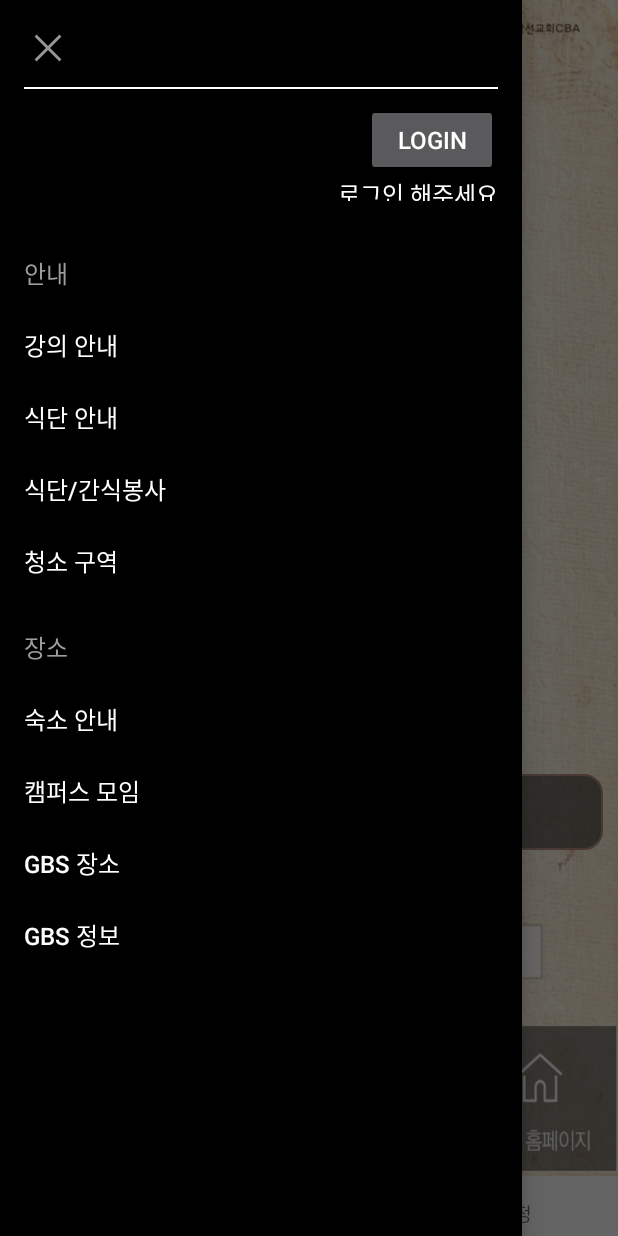
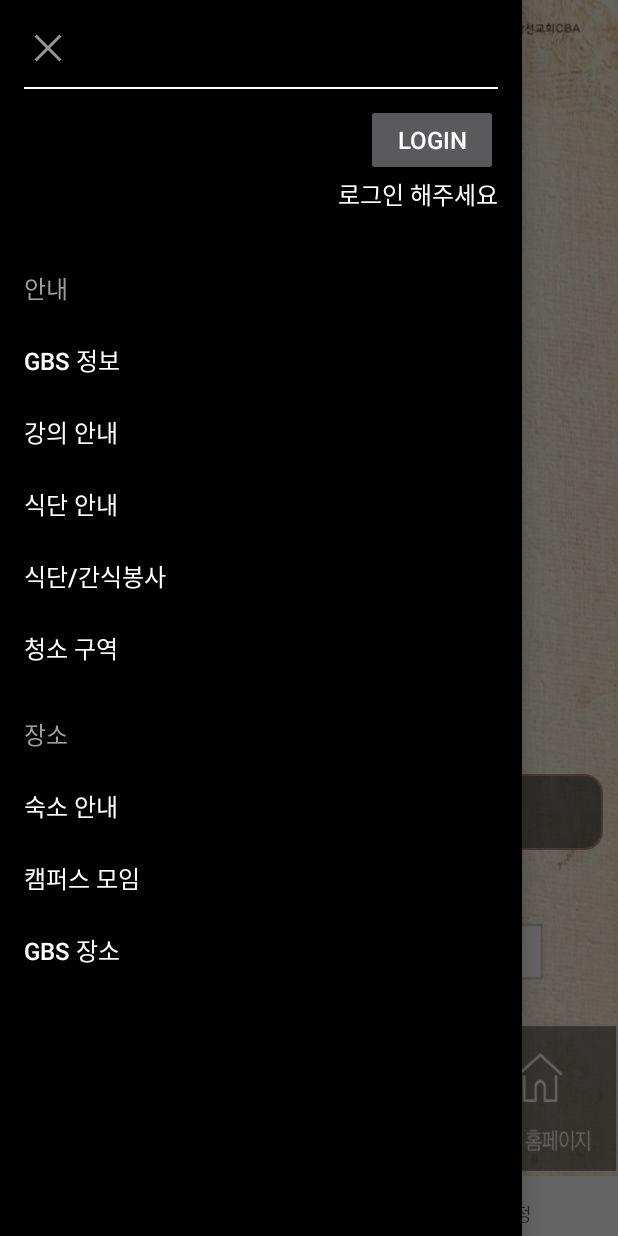
Before and after one commit to cba-sungrak/CBA_Retreat, an Android app: the screen it shows after launch (MainActivity), with the side drawer open, on a phone screen of 412 x 824 dp. Run offline under Robolectric (Android 15) with nearby library versions, the phone set to English and light mode, and no system bars; our stand-ins replace Firebase (no records; nobody signed in at launch, a user with empty details on screens opened directly); 3 statements that could not run were skipped.

Commit message:
마무으리

```diff
--- a/app/build.gradle
+++ b/app/build.gradle
@@ -6,8 +6,8 @@ android {
         applicationId "kr.or.sungrak.cba.cba_retreat"
         minSdkVersion 16
         targetSdkVersion 28
-        versionCode 21
-        versionName "2.1"
+        versionCode 22
+        versionName "2.2"
         testInstrumentationRunner "android.support.test.runner.AndroidJUnitRunner"
     }
     buildTypes {
--- a/app/src/main/res/layout/nav_header_main.xml
+++ b/app/src/main/res/layout/nav_header_main.xml
@@ -13,7 +13,7 @@
     <LinearLayout
         android:id="@+id/loginLayout"
         android:layout_width="match_parent"
-        android:layout_height="match_parent"
+        android:layout_height="wrap_content"
         android:orientation="vertical">
 
         <ImageButton
--- a/app/src/main/res/menu/activity_main_drawer.xml
+++ b/app/src/main/res/menu/activity_main_drawer.xml
@@ -5,6 +5,9 @@
 
     <item android:title="안내">
         <menu>
+            <item
+                android:id="@+id/gbs_info"
+                android:title="GBS 정보" />
             <item
                 android:id="@+id/lecture"
                 android:title="강의 안내" />
@@ -31,10 +34,7 @@
                 android:title="캠퍼스 모임" />
             <item
                 android:id="@+id/gbs_place"
-                android:title="GBS 장소" />
-            <item
-                android:id="@+id/gbs_info"
-                android:title="GBS 정보" />
+                android:title="GBS 장소" ></item>
         </menu>
     </item>
 
--- a/app/src/main/res/values/dimens.xml
+++ b/app/src/main/res/values/dimens.xml
@@ -3,7 +3,7 @@
     <dimen name="activity_horizontal_margin">16dp</dimen>
     <dimen name="activity_vertical_margin">16dp</dimen>
     <dimen name="nav_header_vertical_spacing">8dp</dimen>
-    <dimen name="nav_header_height">150dp</dimen>
+    <dimen name="nav_header_height">160dp</dimen>
 
     <dimen name="fab_margin">16dp</dimen>
 
```
Also changed, not shown: app/src/main/java/kr/or/sungrak/cba/cba_retreat/MainActivity.java (+4 -4 lines).
